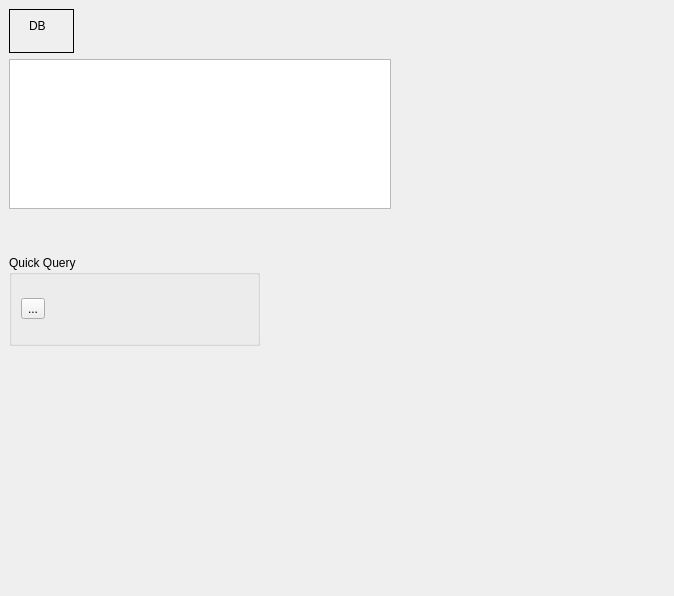
The window that BrowseTableForm.ui (fritzone/ddm) describes before a commit, drawn with Qt 5.
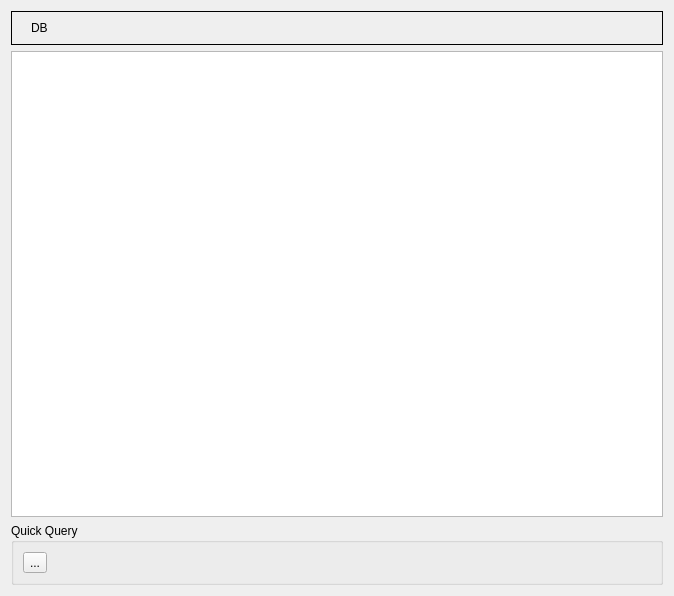
The same window after the commit. Icons and pictures are not drawn.

What changed in the file:
```diff
--- a/BrowseTableForm.ui
+++ b/BrowseTableForm.ui
@@ -13,15 +13,9 @@
   <property name="windowTitle">
    <string>Form</string>
   </property>
+  <layout class="QVBoxLayout" name="verticalLayout_3">
+   <item>
   <widget class="QFrame" name="frame">
-   <property name="geometry">
-    <rect>
-     <x>9</x>
-     <y>9</y>
-     <width>65</width>
-     <height>44</height>
-    </rect>
-   </property>
    <property name="frameShape">
     <enum>QFrame::Box</enum>
    </property>
@@ -51,15 +45,9 @@
     </item>
    </layout>
   </widget>
+   </item>
+   <item>
   <widget class="QTableView" name="table">
-   <property name="geometry">
-    <rect>
-     <x>9</x>
-     <y>59</y>
-     <width>382</width>
-     <height>150</height>
-    </rect>
-   </property>
    <property name="sizePolicy">
     <sizepolicy hsizetype="Expanding" vsizetype="Expanding">
      <horstretch>2</horstretch>
@@ -85,15 +73,9 @@
     <bool>false</bool>
    </attribute>
   </widget>
+   </item>
+   <item>
   <widget class="QGroupBox" name="groupBox">
-   <property name="geometry">
-    <rect>
-     <x>9</x>
-     <y>255</y>
-     <width>251</width>
-     <height>91</height>
-    </rect>
-   </property>
    <property name="title">
     <string>Quick Query</string>
    </property>
@@ -121,6 +103,8 @@
     </item>
    </layout>
   </widget>
+   </item>
+  </layout>
  </widget>
  <resources>
   <include location="dbm.qrc"/>
```
Lines whose indentation alone changed are shown as unchanged.
